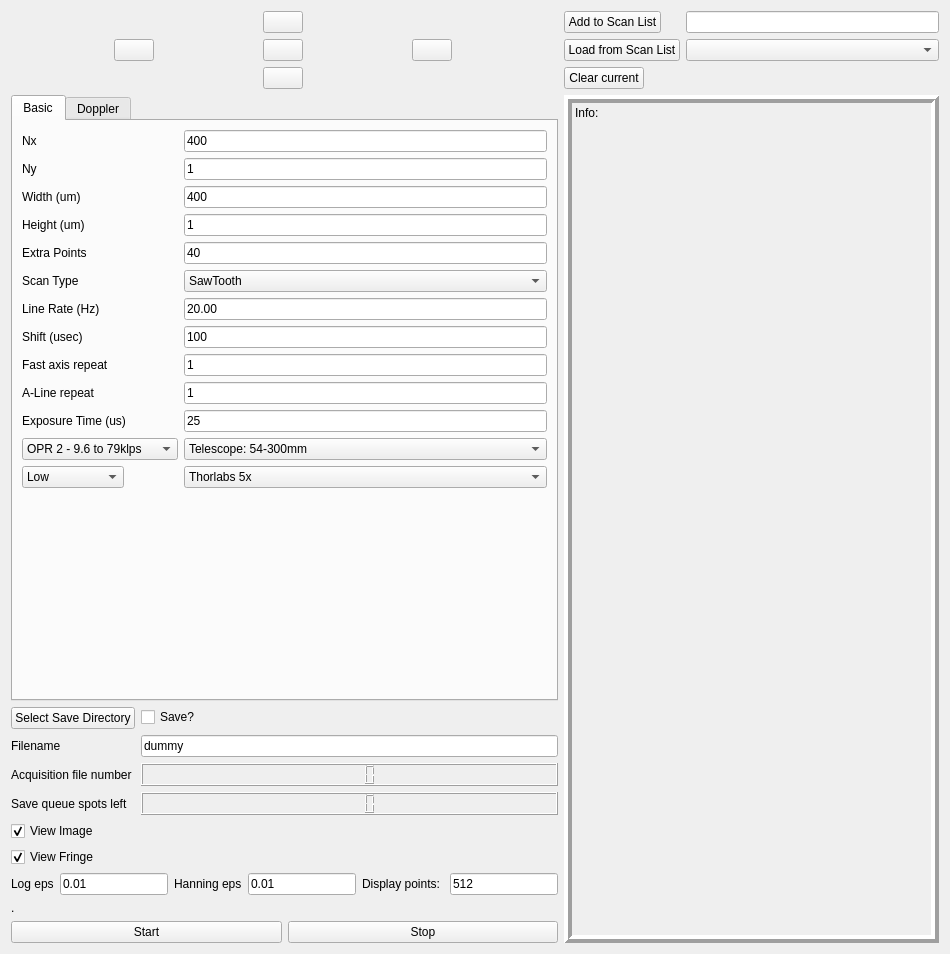
Qt form oct_galvos_form.ui (flesage/micro-oct-acq) before a commit.
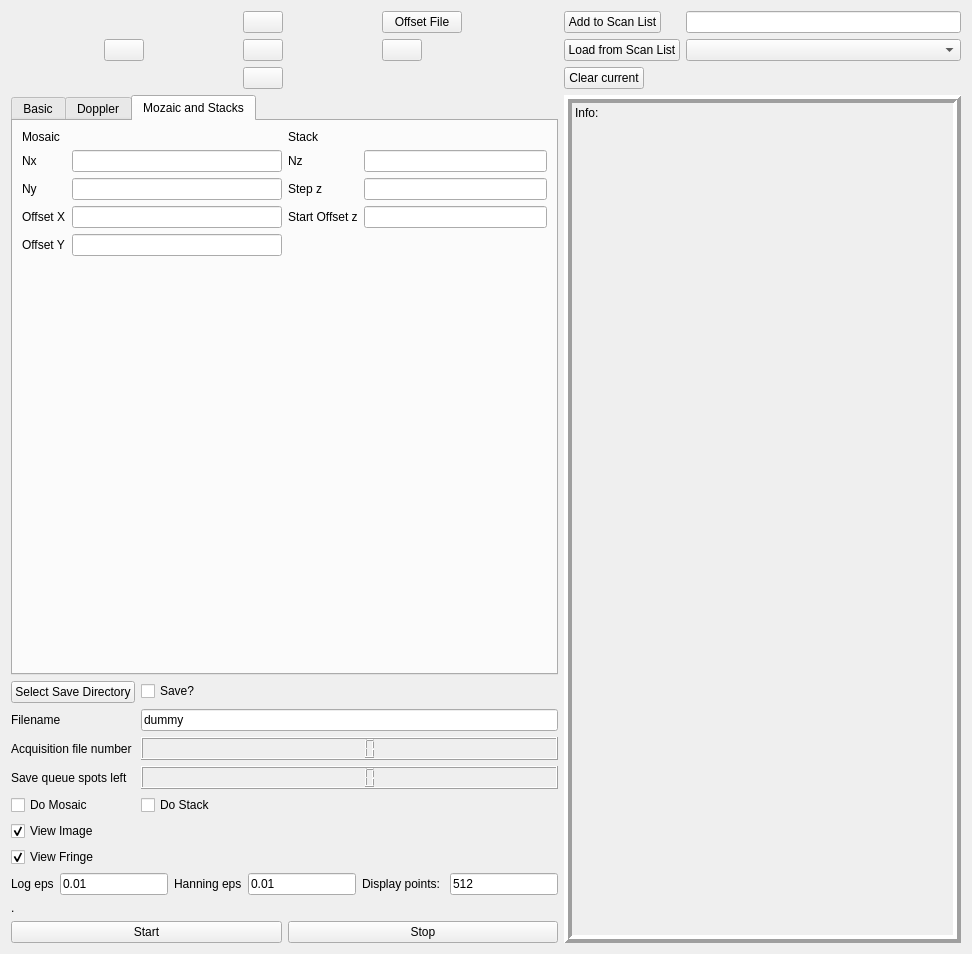
The same form after that commit. The open tabs and pages were chosen to show the change. Icons and pictures are not drawn.

Commit message: Changes to read offset file and start of changes for stacks and mosaics

The edit to the form file:
```diff
--- a/oct_galvos_form.ui
+++ b/oct_galvos_form.ui
@@ -6,7 +6,7 @@
    <rect>
     <x>0</x>
     <y>0</y>
-    <width>950</width>
+    <width>972</width>
     <height>954</height>
    </rect>
   </property>
@@ -24,35 +24,19 @@
     <layout class="QVBoxLayout" name="verticalLayout">
      <item>
       <layout class="QGridLayout" name="gridLayout_2">
-       <item row="3" column="1">
-        <widget class="QPushButton" name="pushButton_down">
-         <property name="sizePolicy">
-          <sizepolicy hsizetype="Fixed" vsizetype="Fixed">
-           <horstretch>32</horstretch>
-           <verstretch>32</verstretch>
-          </sizepolicy>
-         </property>
+       <item row="1" column="2">
+        <widget class="QPushButton" name="pushButton_readOffsetFile">
          <property name="text">
-          <string/>
+          <string>Offset File</string>
          </property>
-         <property name="icon">
-          <iconset resource="icons.qrc">
-           <normaloff>:/icons/img/arrow_down.png</normaloff>:/icons/img/arrow_down.png</iconset>
-         </property>
-         <property name="iconSize">
-          <size>
-           <width>32</width>
-           <height>32</height>
-          </size>
-         </property>
         </widget>
        </item>
-       <item row="2" column="1">
-        <widget class="QPushButton" name="pushButton_center">
+       <item row="1" column="1">
+        <widget class="QPushButton" name="pushButton_up">
          <property name="sizePolicy">
           <sizepolicy hsizetype="Fixed" vsizetype="Fixed">
            <horstretch>32</horstretch>
-           <verstretch>32</verstretch>
+           <verstretch>0</verstretch>
           </sizepolicy>
          </property>
          <property name="text">
@@ -60,30 +44,7 @@
          </property>
          <property name="icon">
           <iconset resource="icons.qrc">
-           <normaloff>:/icons/img/home_icon.png</normaloff>:/icons/img/home_icon.png</iconset>
-         </property>
-         <property name="iconSize">
-          <size>
-           <width>32</width>
-           <height>32</height>
-          </size>
-         </property>
-        </widget>
-       </item>
-       <item row="2" column="0">
-        <widget class="QPushButton" name="pushButton_left">
-         <property name="sizePolicy">
-          <sizepolicy hsizetype="Fixed" vsizetype="Fixed">
-           <horstretch>32</horstretch>
-           <verstretch>32</verstretch>
-          </sizepolicy>
-         </property>
-         <property name="text">
-          <string/>
-         </property>
-         <property name="icon">
-          <iconset resource="icons.qrc">
-           <normaloff>:/icons/img/arrow_left.png</normaloff>:/icons/img/arrow_left.png</iconset>
+           <normaloff>:/icons/img/arrow_up.png</normaloff>:/icons/img/arrow_up.png</iconset>
          </property>
          <property name="iconSize">
           <size>
@@ -116,12 +77,12 @@
          </property>
         </widget>
        </item>
-       <item row="1" column="1">
-        <widget class="QPushButton" name="pushButton_up">
+       <item row="2" column="0">
+        <widget class="QPushButton" name="pushButton_left">
          <property name="sizePolicy">
           <sizepolicy hsizetype="Fixed" vsizetype="Fixed">
            <horstretch>32</horstretch>
-           <verstretch>0</verstretch>
+           <verstretch>32</verstretch>
           </sizepolicy>
          </property>
          <property name="text">
@@ -129,7 +90,53 @@
          </property>
          <property name="icon">
           <iconset resource="icons.qrc">
-           <normaloff>:/icons/img/arrow_up.png</normaloff>:/icons/img/arrow_up.png</iconset>
+           <normaloff>:/icons/img/arrow_left.png</normaloff>:/icons/img/arrow_left.png</iconset>
+         </property>
+         <property name="iconSize">
+          <size>
+           <width>32</width>
+           <height>32</height>
+          </size>
+         </property>
+        </widget>
+       </item>
+       <item row="2" column="1">
+        <widget class="QPushButton" name="pushButton_center">
+         <property name="sizePolicy">
+          <sizepolicy hsizetype="Fixed" vsizetype="Fixed">
+           <horstretch>32</horstretch>
+           <verstretch>32</verstretch>
+          </sizepolicy>
+         </property>
+         <property name="text">
+          <string/>
+         </property>
+         <property name="icon">
+          <iconset resource="icons.qrc">
+           <normaloff>:/icons/img/home_icon.png</normaloff>:/icons/img/home_icon.png</iconset>
+         </property>
+         <property name="iconSize">
+          <size>
+           <width>32</width>
+           <height>32</height>
+          </size>
+         </property>
+        </widget>
+       </item>
+       <item row="3" column="1">
+        <widget class="QPushButton" name="pushButton_down">
+         <property name="sizePolicy">
+          <sizepolicy hsizetype="Fixed" vsizetype="Fixed">
+           <horstretch>32</horstretch>
+           <verstretch>32</verstretch>
+          </sizepolicy>
+         </property>
+         <property name="text">
+          <string/>
+         </property>
+         <property name="icon">
+          <iconset resource="icons.qrc">
+           <normaloff>:/icons/img/arrow_down.png</normaloff>:/icons/img/arrow_down.png</iconset>
          </property>
          <property name="iconSize">
           <size>
@@ -470,6 +477,139 @@
          </item>
         </layout>
        </widget>
+       <widget class="QWidget" name="tab_3">
+        <attribute name="title">
+         <string>Mozaic and Stacks</string>
+        </attribute>
+        <layout class="QHBoxLayout" name="horizontalLayout_4">
+         <item>
+          <layout class="QVBoxLayout" name="verticalLayout_5">
+           <item>
+            <widget class="QLabel" name="label_18">
+             <property name="text">
+              <string>Mosaic</string>
+             </property>
+            </widget>
+           </item>
+           <item>
+            <layout class="QFormLayout" name="formLayout_5">
+             <item row="0" column="1">
+              <widget class="QLineEdit" name="lineEdit_mosaic_nx"/>
+             </item>
+             <item row="0" column="0">
+              <widget class="QLabel" name="label_19">
+               <property name="text">
+                <string>Nx</string>
+               </property>
+              </widget>
+             </item>
+             <item row="1" column="0">
+              <widget class="QLabel" name="label_20">
+               <property name="text">
+                <string>Ny</string>
+               </property>
+              </widget>
+             </item>
+             <item row="1" column="1">
+              <widget class="QLineEdit" name="lineEdit_mosaic_ny"/>
+             </item>
+             <item row="2" column="0">
+              <widget class="QLabel" name="label_21">
+               <property name="text">
+                <string>Offset X</string>
+               </property>
+              </widget>
+             </item>
+             <item row="3" column="0">
+              <widget class="QLabel" name="label_22">
+               <property name="text">
+                <string>Offset Y</string>
+               </property>
+              </widget>
+             </item>
+             <item row="2" column="1">
+              <widget class="QLineEdit" name="lineEdit_mosaic_offset_x"/>
+             </item>
+             <item row="3" column="1">
+              <widget class="QLineEdit" name="lineEdit_mosaic_offset_y"/>
+             </item>
+            </layout>
+           </item>
+           <item>
+            <spacer name="verticalSpacer">
+             <property name="orientation">
+              <enum>Qt::Vertical</enum>
+             </property>
+             <property name="sizeHint" stdset="0">
+              <size>
+               <width>20</width>
+               <height>40</height>
+              </size>
+             </property>
+            </spacer>
+           </item>
+          </layout>
+         </item>
+         <item>
+          <layout class="QVBoxLayout" name="verticalLayout_6">
+           <item>
+            <widget class="QLabel" name="label_23">
+             <property name="text">
+              <string>Stack</string>
+             </property>
+            </widget>
+           </item>
+           <item>
+            <layout class="QFormLayout" name="formLayout_6">
+             <item row="0" column="0">
+              <widget class="QLabel" name="label_24">
+               <property name="text">
+                <string>Nz</string>
+               </property>
+              </widget>
+             </item>
+             <item row="0" column="1">
+              <widget class="QLineEdit" name="lineEdit_stack_nz"/>
+             </item>
+             <item row="1" column="0">
+              <widget class="QLabel" name="label_25">
+               <property name="text">
+                <string>Step z</string>
+               </property>
+              </widget>
+             </item>
+             <item row="1" column="1">
+              <widget class="QLineEdit" name="lineEdit_stack_step_z"/>
+             </item>
+             <item row="2" column="0">
+              <widget class="QLabel" name="label_26">
+               <property name="text">
+                <string>Start Offset z</string>
+               </property>
+              </widget>
+             </item>
+             <item row="2" column="1">
+              <widget class="QLineEdit" name="lineEdit_stack_start_offset_z"/>
+             </item>
+            </layout>
+           </item>
+           <item>
+            <spacer name="verticalSpacer_2">
+             <property name="orientation">
+              <enum>Qt::Vertical</enum>
+             </property>
+             <property name="sizeHint" stdset="0">
+              <size>
+               <width>20</width>
+               <height>40</height>
+              </size>
+             </property>
+            </spacer>
+           </item>
+          </layout>
+         </item>
+        </layout>
+       </widget>
       </widget>
      </item>
      <item>
@@ -532,6 +672,20 @@
        <item row="4" column="1">
         <widget class="QLCDNumber" name="lcdNumber_saveqsize"/>
        </item>
+       <item row="5" column="0">
+        <widget class="QCheckBox" name="checkBox_do_mosaic">
+         <property name="text">
+          <string>Do Mosaic</string>
+         </property>
+        </widget>
+       </item>
+       <item row="5" column="1">
+        <widget class="QCheckBox" name="checkBox_do_stack">
+         <property name="text">
+          <string>Do Stack</string>
+         </property>
+        </widget>
+       </item>
       </layout>
      </item>
      <item>
```
The commit also changes 2 other files.
